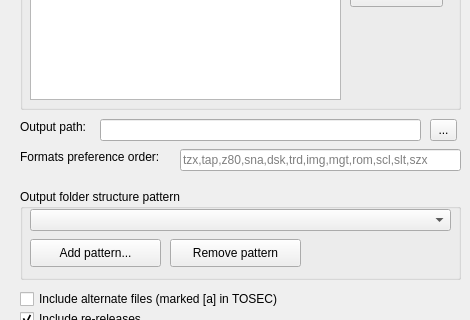
This is ui/SorterLauncher.ui in ladyeklipse/ZX-Pokemaster as Qt 5 draws it before an edit; both pictures show x 0 to 470 and y 101 to 421 of the 470 by 527 pixel window. The edited form follows.
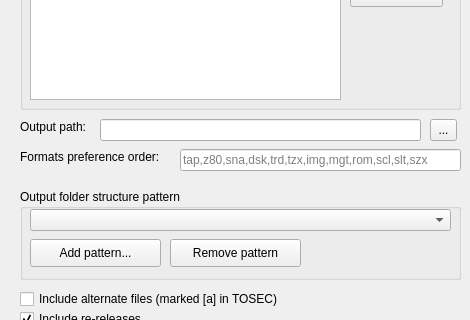
This is the edited form. Icons and pictures are not drawn.

Diff of the .ui file:
```diff
--- a/ui/SorterLauncher.ui
+++ b/ui/SorterLauncher.ui
@@ -205,7 +205,7 @@
     <string/>
    </property>
    <property name="placeholderText">
-    <string>tzx,tap,z80,sna,dsk,trd,img,mgt,rom,scl,slt,szx</string>
+    <string>tap,z80,sna,dsk,trd,tzx,img,mgt,rom,scl,slt,szx</string>
    </property>
   </widget>
   <widget class="QLabel" name="label_2">
```
Left out of the diff: 8 changed lines with no effect on the pictures.
